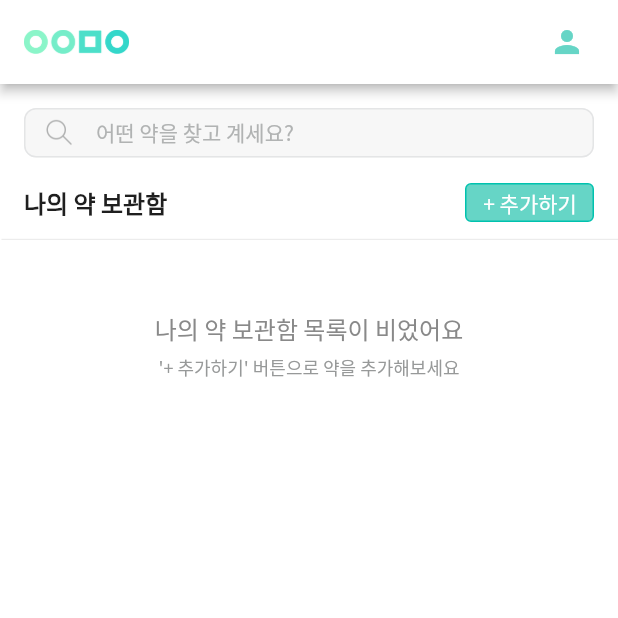
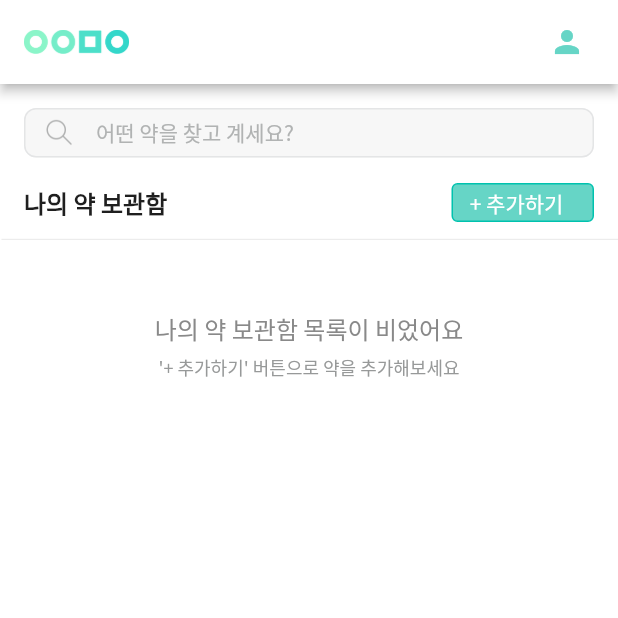
Before and after one commit to Semodrug/semo_ver2, a Flutter app: the screen it shows once a user with an empty profile is signed in, on a phone screen of 412 x 824 dp, the top half of it. Run offline on Flutter 3.47's test engine with Material 2 defaults, Android fonts, the phone set to English and light mode, and no system bars; our stand-ins replace cloud_firestore, firebase_auth, firebase_core, firebase_storage, fl_chart, flutter_datetime_picker and 8 more; missing offline and left inert: app_settings, dynamic_text_highlighting, firebase_ml_vision, flutter_facebook_auth; accounts and stored records are empty.

Commit message:
[UPDATE] UI update

```diff
--- a/lib/home/home.dart
+++ b/lib/home/home.dart
@@ -1,5 +1,6 @@
 import 'dart:io';
 import 'package:firebase_ml_vision/firebase_ml_vision.dart';
+import 'package:flutter/cupertino.dart';
 import 'package:flutter/material.dart';
 import 'package:image_picker/image_picker.dart';
 import 'package:intl/intl.dart';
@@ -67,40 +68,40 @@ class _HomePageState extends State<HomePage> {
 
     if (widget.appBarForSearch == 'search') {
       return Scaffold(
-        appBar: AppBar(
-          // centerTitle: true,
-          automaticallyImplyLeading: false,
-          title: Text(
-            '이약모약',
-            style: TextStyle(
-                fontSize: 20.0,
-                fontWeight: FontWeight.bold,
-                color: Colors.black),
-          ),
-          actions: [
-            IconButton(
-              icon: Icon(
-                Icons.person,
-                color: Colors.teal[200],
-              ),
-            ),
-            //for test home
-          ],
-
-          backgroundColor: Colors.white,
-          elevation: 0,
-          flexibleSpace: Container(
-            decoration: BoxDecoration(
-                gradient: LinearGradient(
-                    begin: Alignment.topCenter,
-                    end: Alignment.bottomCenter,
-                    colors: <Color>[
-                  Color(0xFFE9FFFB),
-                  Color(0xFFE9FFFB),
-                  Color(0xFFFFFFFF),
-                ])),
-          ),
-        ),
+        // appBar: AppBar(
+        //   // centerTitle: true,
+        //   automaticallyImplyLeading: false,
+        //   title: Text(
+        //     '이약모약',
+        //     style: TextStyle(
+        //         fontSize: 20.0,
+        //         fontWeight: FontWeight.bold,
+        //         color: Colors.black),
+        //   ),
+        //   actions: [
+        //     IconButton(
+        //       icon: Icon(
+        //         Icons.person,
+        //         color: Colors.teal[200],
+        //       ),
+        //     ),
+        //     //for test home
+        //   ],
+        //
+        //   backgroundColor: Colors.white,
+        //   elevation: 0,
+        //   flexibleSpace: Container(
+        //     decoration: BoxDecoration(
+        //         gradient: LinearGradient(
+        //             begin: Alignment.topCenter,
+        //             end: Alignment.bottomCenter,
+        //             colors: <Color>[
+        //           Color(0xFFE9FFFB),
+        //           Color(0xFFE9FFFB),
+        //           Color(0xFFFFFFFF),
+        //         ])),
+        //   ),
+        // ),
         backgroundColor: Colors.white,
         body: _buildBody(context),
       );
@@ -119,15 +120,17 @@ class _HomePageState extends State<HomePage> {
         stream: DatabaseService(uid: user.uid).savedDrugs,
         builder: (context, snapshot) {
           if (!snapshot.hasData) {
-            return LinearProgressIndicator();
+            return Center(child: CircularProgressIndicator(),);
           }
           return _buildList(context, snapshot.data);
         });
   }
 
   Widget _buildList(BuildContext context, List<SavedDrug> snapshot) {
+    double mw = MediaQuery.of(context).size.width;
+    print('ㅇㅇㅇ'+mw.toString());
     num = 0;
-
+    int check = 0;
     int count = snapshot.length;
     if (count == 0) {
       return _noDrugPage();
@@ -166,19 +169,21 @@ class _HomePageState extends State<HomePage> {
                     child: Container(
                         padding:
                             EdgeInsets.symmetric(horizontal: 8, vertical: 2),
-                        width: 86,
-                        height: 26,
+                        width: 95,
+                        height: 28,
                         decoration: BoxDecoration(
-                          border: Border.all(color: primary300_main),
+                          border: Border.all(color: primary400_line),
                           color: primary300_main,
                           borderRadius: BorderRadius.circular(4.0),
                         ),
-                        child: Text(
-                          ' + 추가하기',
-                          style: Theme.of(context)
-                              .textTheme
-                              .subtitle1
-                              .copyWith(color: Colors.white),
+                        child: Center(
+                          child: Text(
+                            ' + 추가하기',
+                            style: Theme.of(context)
+                                .textTheme
+                                .subtitle1
+                                .copyWith(color: Colors.white,  ),
+                          )
                         )),
                   ),
                 ],
@@ -188,9 +193,24 @@ class _HomePageState extends State<HomePage> {
         ),
         Divider(height: 3, thickness: 0.5, indent: 1, endIndent: 0),
         Expanded(
-          child: ListView(
-            children:
-                snapshot.map((data) => _buildListItem(context, data)).toList(),
+          child:
+          // ListView(
+          //   children:
+          //       snapshot.map((data) => _buildListItem(context, data)).toList(),
+          // ),
+          ListView.builder(
+            padding: EdgeInsets.zero,
+            shrinkWrap: true,
+            physics: const ClampingScrollPhysics(),
+            itemCount: snapshot.length + 1 ,
+            itemBuilder: (context, index) {
+              check++;
+              if(check == snapshot.length + 1 ){
+                return Container(height: 30);
+              }
+              else
+              return _buildListItem(context, snapshot[index]);
+            },
           ),
         ),
       ],
@@ -273,6 +293,12 @@ class _HomePageState extends State<HomePage> {
               builder: (context) => ReviewPage(data.itemSeq),
             ),
           ),
+        // //페이지 네비게이션 좌 --> 우
+        // Navigator.push(
+        // context,
+        // CupertinoPageRoute(builder: (_) => ReviewPage(data.itemSeq))
+        // )
+
         },
         child: Container(
           decoration: BoxDecoration(
@@ -1123,7 +1149,7 @@ class _HomePageState extends State<HomePage> {
                   },
                   child: Container(
                       padding: EdgeInsets.symmetric(horizontal: 8, vertical: 2),
-                      width: 86,
+                      width: 95,
                       height: 26,
                       decoration: BoxDecoration(
                         border: Border.all(color: primary400_line),
```
Also changed, not shown: lib/home/search_screen.dart (+20 -30 lines).
